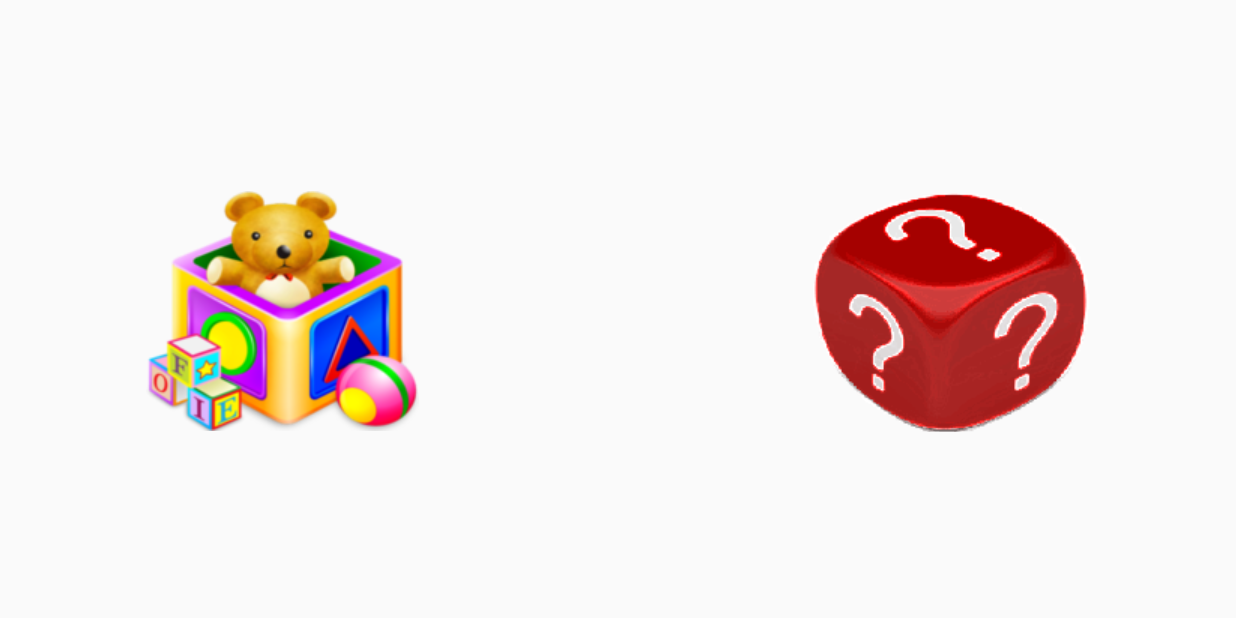
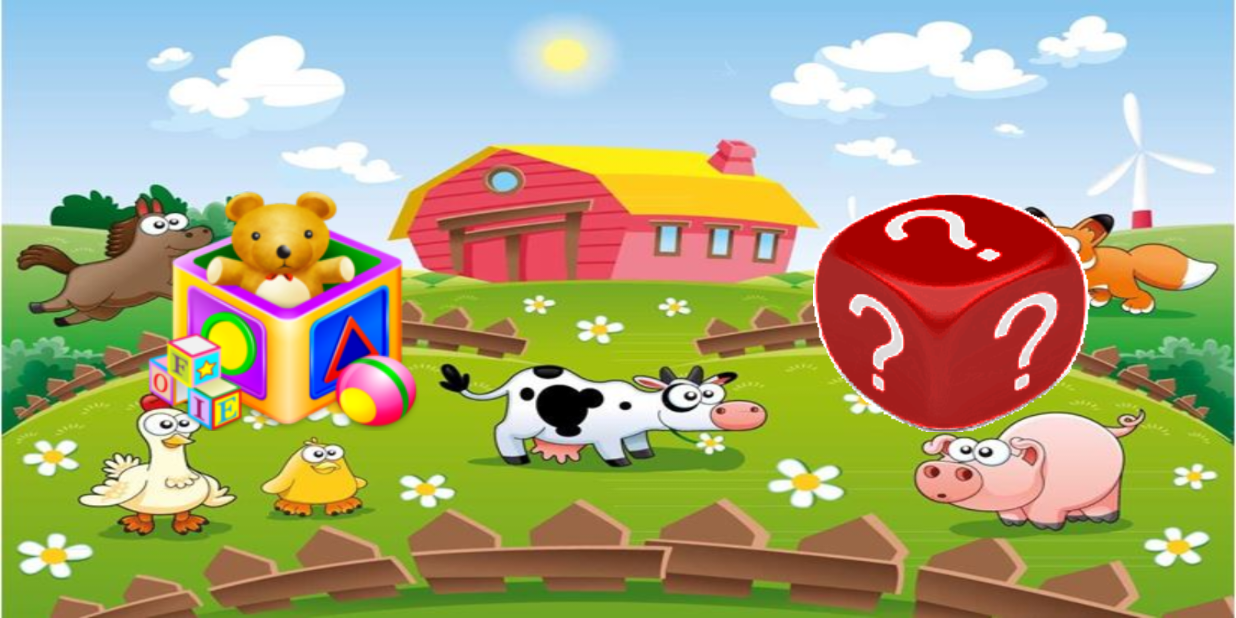
Before and after one commit to vanazco/HappyHour, an Android app: the screen it shows after launch (Game_mode), after a tap on an icon or button, on a phone screen of 824 x 412 dp (held sideways). Run offline under Robolectric (Android 15) with nearby library versions, the phone set to English and light mode, and no system bars.

Commit message:
Wallpaper as int

```diff
--- a/app/src/main/java/com/example/happyhour/Estructura/Game_mode.java
+++ b/app/src/main/java/com/example/happyhour/Estructura/Game_mode.java
@@ -1,24 +1,27 @@
 package com.example.happyhour.Estructura;
 
 import android.content.Intent;
+import android.os.Bundle;
 import android.support.v7.app.AppCompatActivity;
-import android.os.Bundle;
 import android.view.View;
-import android.widget.Button;
+import android.widget.ImageView;
+
 import com.example.happyhour.R;
 
 public class Game_mode extends AppCompatActivity {
-    Button btn_random,btn_games;
 
     @Override
     protected void onCreate(Bundle savedInstanceState) {
         super.onCreate(savedInstanceState);
         setContentView(R.layout.activity_game_mode);
 
-        btn_games = findViewById(R.id.btn_games);
-        btn_random = findViewById(R.id.btn_random);
+        int wallpaper = getIntent().getIntExtra("wallpaper", 1);
 
-        btn_games.setOnClickListener(new View.OnClickListener() {
+        ImageView imageView = findViewById(R.id.fondoPantalla);
+        //Get the resource ID
+        imageView.setImageResource(wallpaper);
+
+        findViewById(R.id.btn_games).setOnClickListener(new View.OnClickListener() {
             @Override
             public void onClick(View v) {
                 Intent intent = new Intent(Game_mode.this, Games.class);
@@ -26,7 +29,7 @@ public class Game_mode extends AppCompatActivity {
             }
         });
 
-        btn_random.setOnClickListener(new View.OnClickListener() {
+        findViewById(R.id.btn_random).setOnClickListener(new View.OnClickListener() {
             @Override
             public void onClick(View v) {
                 Intent intent2 = new Intent(Game_mode.this, Juego.class);
--- a/app/src/main/java/com/example/happyhour/Estructura/Games.java
+++ b/app/src/main/java/com/example/happyhour/Estructura/Games.java
@@ -1,10 +1,10 @@
 package com.example.happyhour.Estructura;
 
 import android.content.Intent;
+import android.os.Bundle;
 import android.support.v7.app.AppCompatActivity;
-import android.os.Bundle;
 import android.view.View;
-import android.widget.Button;
+import android.widget.ImageButton;
 
 import com.example.happyhour.Games.Adri.Game1_1;
 import com.example.happyhour.Games.Adri.Game1_2;
@@ -22,7 +22,7 @@ import com.example.happyhour.R;
 
 public class Games extends AppCompatActivity {
 
-    Button btn1,btn2,btn3,btn4,btn5,btn6;
+    ImageButton btn1,btn2,btn3,btn4,btn5,btn6;
 
     @Override
     protected void onCreate(Bundle savedInstanceState) {
--- a/app/src/main/java/com/example/happyhour/MainActivity.java
+++ b/app/src/main/java/com/example/happyhour/MainActivity.java
@@ -19,7 +19,7 @@ public class MainActivity extends AppCompatActivity {
         //random
         final int wallpaperRandom = (int) (Math.random() * 5 + 1);
         //Initialize wallpaper to load all the R.drawable
-        WallPaper wallPaper = new WallPaper();
+        final WallPaper wallPaper = new WallPaper();
 
         ImageView imageView = findViewById(R.id.fondoPantalla);
         //Get the resource ID
@@ -29,6 +29,7 @@ public class MainActivity extends AppCompatActivity {
             @Override
             public void onClick(View v) {
                 Intent intent = new Intent(MainActivity.this, Game_mode.class);
+                intent.putExtra("wallpaper", wallPaper.getWallpaper().get(wallpaperRandom));
                 startActivity(intent);
             }
         });
```
